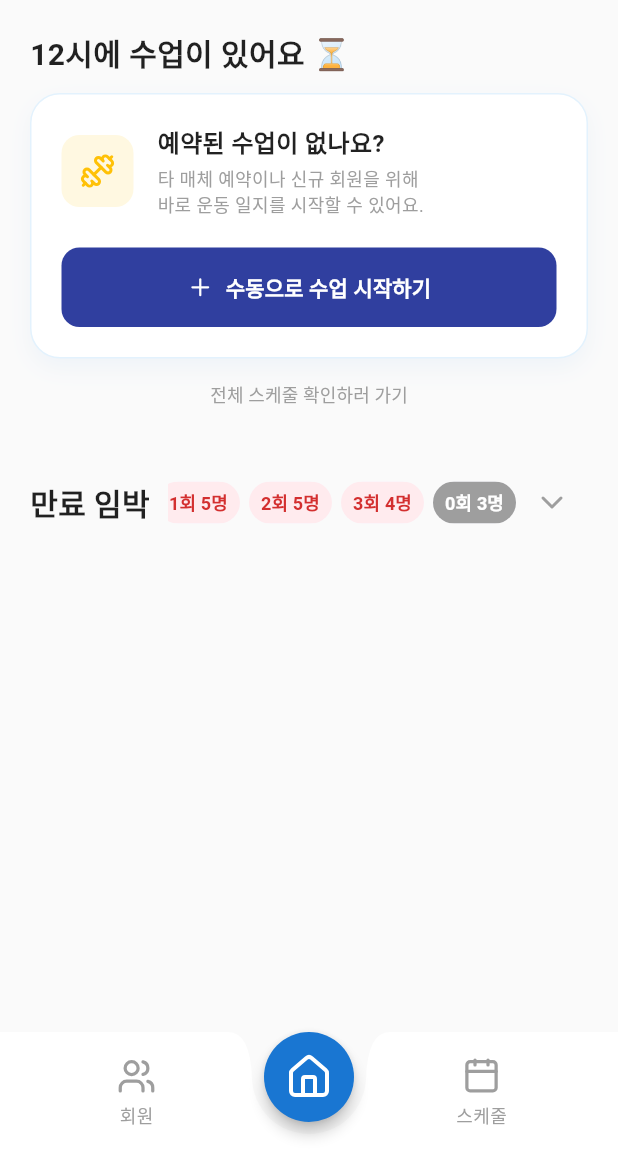
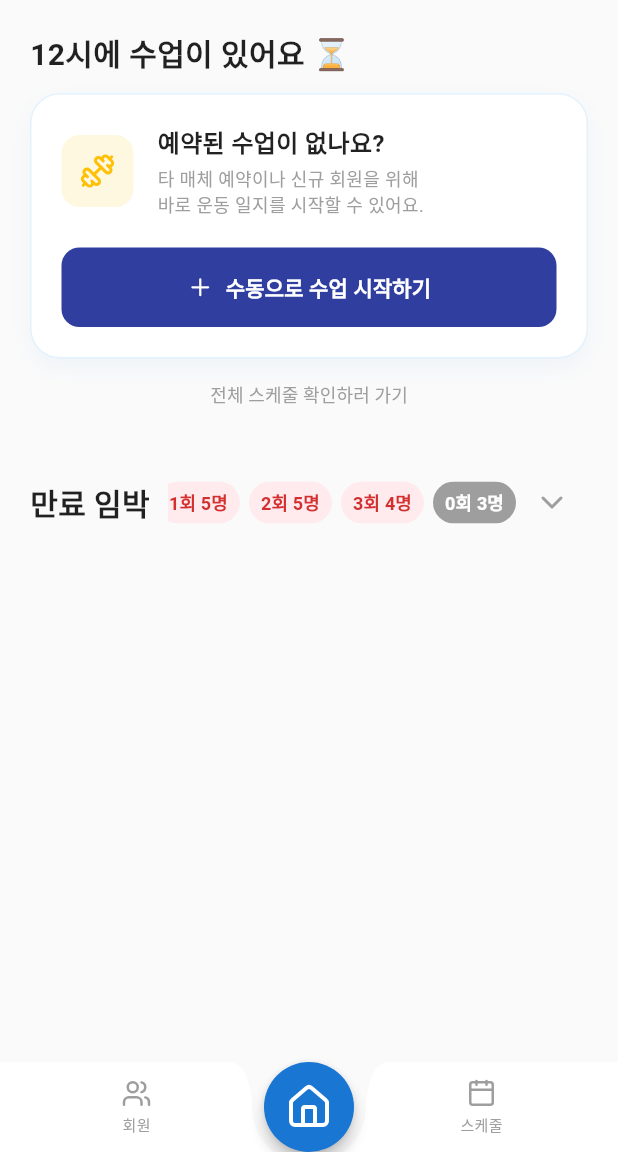
Before and after one commit to shkch02/ptlog, a Flutter app: the LayoutScreen screen opened directly, on a phone screen of 412 x 824 dp, the part 84-1236 px from its top. Run offline on Flutter 3.47's test engine with Material 3 defaults, Android fonts, the phone set to English and light mode, and no system bars; our stand-ins replace flutter_riverpod, lucide_icons, table_calendar; Roboto replaces fonts that are missing (Pretendard).

Commit message:
하단바 크기 수정

```diff
--- a/lib/screens/layout_screen.dart
+++ b/lib/screens/layout_screen.dart
@@ -68,7 +68,7 @@ class _LayoutScreenState extends State<LayoutScreen> {
       bottomNavigationBar: BottomAppBar(
         shape: const CircularNotchedRectangle(),
         notchMargin: 8.0,
-        height: 80,
+        height: 60,
         color: AppColors.white,
         padding: EdgeInsets.zero,
         child: Row(
@@ -111,14 +111,14 @@ class _LayoutScreenState extends State<LayoutScreen> {
               Icon(
                 icon,
                 color: isSelected ? AppColors.primary : AppColors.textLight,
-                size: 26,
+                size: 20,//아이콘크기
               ),
               const SizedBox(height: 4),
               Text(
                 label,
                 style: TextStyle(
                   color: isSelected ? AppColors.primary : AppColors.textLight,
-                  fontSize: 12,
+                  fontSize: 10,//아이콘 아래 텍스트 크기
                   fontWeight: isSelected ? FontWeight.bold : FontWeight.normal,
                 ),
               ),
```
